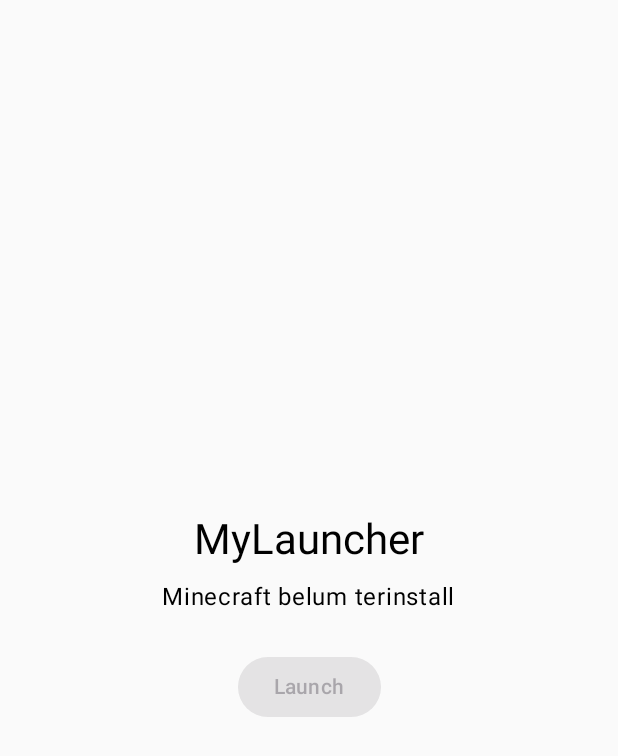
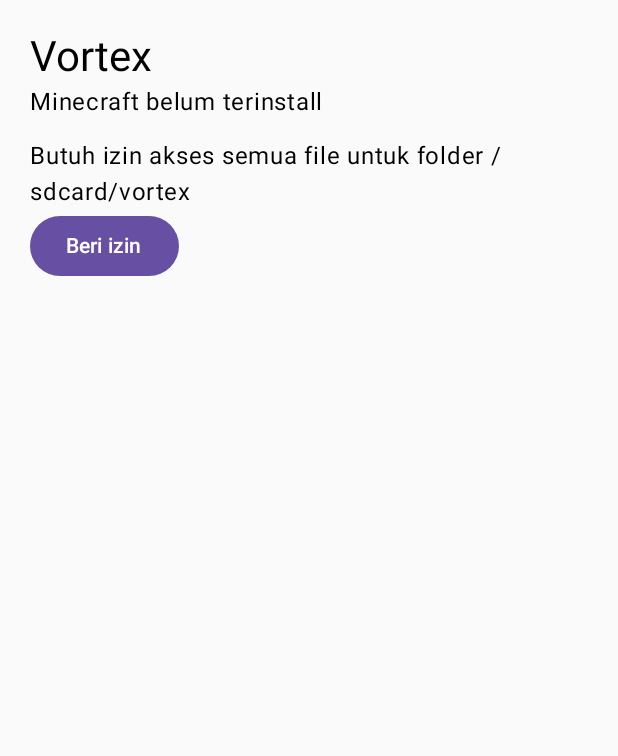
Before and after one commit to anisotropism/Vortex-Launcher, an Android app built with Jetpack Compose: the screen it shows after launch (MainActivity), on a phone screen of 412 x 824 dp. Shown: the top 756 px of the screen. Run offline under Robolectric (Android 15) with nearby library versions, the phone set to English and light mode, and no system bars; 2 statements that could not run were skipped.

Commit message:
MainActivity.kt

```diff
--- a/app/src/main/java/com/example/mylauncher/MainActivity.kt
+++ b/app/src/main/java/com/example/mylauncher/MainActivity.kt
@@ -1,23 +1,39 @@
 package com.example.mylauncher
 
 import android.content.Context
+import android.content.Intent
 import android.content.pm.PackageManager
+import android.net.Uri
+import android.os.Build
 import android.os.Bundle
+import android.os.Environment
+import android.provider.Settings
 import androidx.activity.ComponentActivity
 import androidx.activity.compose.setContent
 import androidx.compose.foundation.layout.*
+import androidx.compose.foundation.lazy.LazyColumn
+import androidx.compose.foundation.lazy.items
 import androidx.compose.material3.*
 import androidx.compose.runtime.*
 import androidx.compose.ui.Alignment
 import androidx.compose.ui.Modifier
+import androidx.compose.ui.platform.LocalContext
 import androidx.compose.ui.unit.dp
+import java.io.File
 
 const val MC_PACKAGE = "com.mojang.minecraftpe"
 
-class MainActivity : ComponentActivity() {
-    override fun onCreate(savedInstanceState: Bundle?) {
-        super.onCreate(savedInstanceState)
-        setContent { MaterialTheme { HomeScreen() } }
+fun hasAllFilesAccess(): Boolean =
+    Build.VERSION.SDK_INT < Build.VERSION_CODES.R || Environment.isExternalStorageManager()
+
+fun requestAllFilesAccess(ctx: Context) {
+    if (Build.VERSION.SDK_INT >= Build.VERSION_CODES.R) {
+        ctx.startActivity(
+            Intent(
+                Settings.ACTION_MANAGE_APP_ALL_FILES_ACCESS_PERMISSION,
+                Uri.parse("package:${ctx.packageName}")
+            ).addFlags(Intent.FLAG_ACTIVITY_NEW_TASK)
+        )
     }
 }
 
@@ -25,28 +41,64 @@ fun isMinecraftInstalled(ctx: Context): Boolean = try {
     ctx.packageManager.getPackageInfo(MC_PACKAGE, 0); true
 } catch (e: PackageManager.NameNotFoundException) { false }
 
+class MainActivity : ComponentActivity() {
+    private var access by mutableStateOf(false)
+
+    override fun onCreate(savedInstanceState: Bundle?) {
+        super.onCreate(savedInstanceState)
+        setContent { MaterialTheme { HomeScreen(access) } }
+    }
+
+    override fun onResume() {
+        super.onResume()
+        access = hasAllFilesAccess()
+        if (access) { ModLoader.modsDir(); ModLoader.gameDir() }
+    }
+}
+
 @Composable
-fun HomeScreen() {
-    val ctx = androidx.compose.ui.platform.LocalContext.current
-    var status by remember { mutableStateOf("") }
+fun HomeScreen(access: Boolean) {
+    val ctx = LocalContext.current
     val installed = remember { isMinecraftInstalled(ctx) }
+    var mods by remember { mutableStateOf<List<File>>(emptyList()) }
+    val logs = remember { mutableStateListOf<String>() }
 
-    Column(
-        modifier = Modifier.fillMaxSize().padding(24.dp),
-        verticalArrangement = Arrangement.Center,
-        horizontalAlignment = Alignment.CenterHorizontally
-    ) {
-        Text("MyLauncher", style = MaterialTheme.typography.headlineMedium)
-        Spacer(Modifier.height(8.dp))
+    LaunchedEffect(access) { if (access) mods = ModLoader.listMods() }
+
+    Column(Modifier.fillMaxSize().padding(20.dp)) {
+        Text("Vortex", style = MaterialTheme.typography.headlineMedium)
         Text(if (installed) "Minecraft terdeteksi" else "Minecraft belum terinstall")
-        Spacer(Modifier.height(24.dp))
-        Button(enabled = installed, onClick = {
-            val intent = ctx.packageManager.getLaunchIntentForPackage(MC_PACKAGE)
-            if (intent != null) ctx.startActivity(intent) else status = "Gagal membuka game"
-        }) { Text("Launch") }
-        if (status.isNotEmpty()) {
+        Spacer(Modifier.height(12.dp))
+
+        if (!access) {
+            Text("Butuh izin akses semua file untuk folder /sdcard/vortex")
+            Button(onClick = { requestAllFilesAccess(ctx) }) { Text("Beri izin") }
+        } else {
+            Text("Folder mod: /sdcard/vortex/mods", style = MaterialTheme.typography.bodySmall)
+            Row(horizontalArrangement = Arrangement.spacedBy(8.dp)) {
+                Button(enabled = installed, onClick = {
+                    ctx.packageManager.getLaunchIntentForPackage(MC_PACKAGE)?.let { ctx.startActivity(it) }
+                }) { Text("Launch") }
+                OutlinedButton(onClick = { mods = ModLoader.listMods() }) { Text("Refresh") }
+            }
             Spacer(Modifier.height(12.dp))
-            Text(status)
+            Text("Mods (${mods.size})", style = MaterialTheme.typography.titleMedium)
+
+            LazyColumn(Modifier.weight(1f)) {
+                items(mods) { f ->
+                    Row(
+                        Modifier.fillMaxWidth().padding(vertical = 4.dp),
+                        verticalAlignment = Alignment.CenterVertically
+                    ) {
+                        Text(f.name, Modifier.weight(1f))
+                        Button(onClick = { logs.add(0, ModLoader.load(ctx, f)) }) { Text("Load") }
+                    }
+                }
+            }
+            if (logs.isNotEmpty()) {
+                HorizontalDivider()
+                logs.take(5).forEach { Text(it, style = MaterialTheme.typography.bodySmall) }
+            }
         }
     }
 }
```
